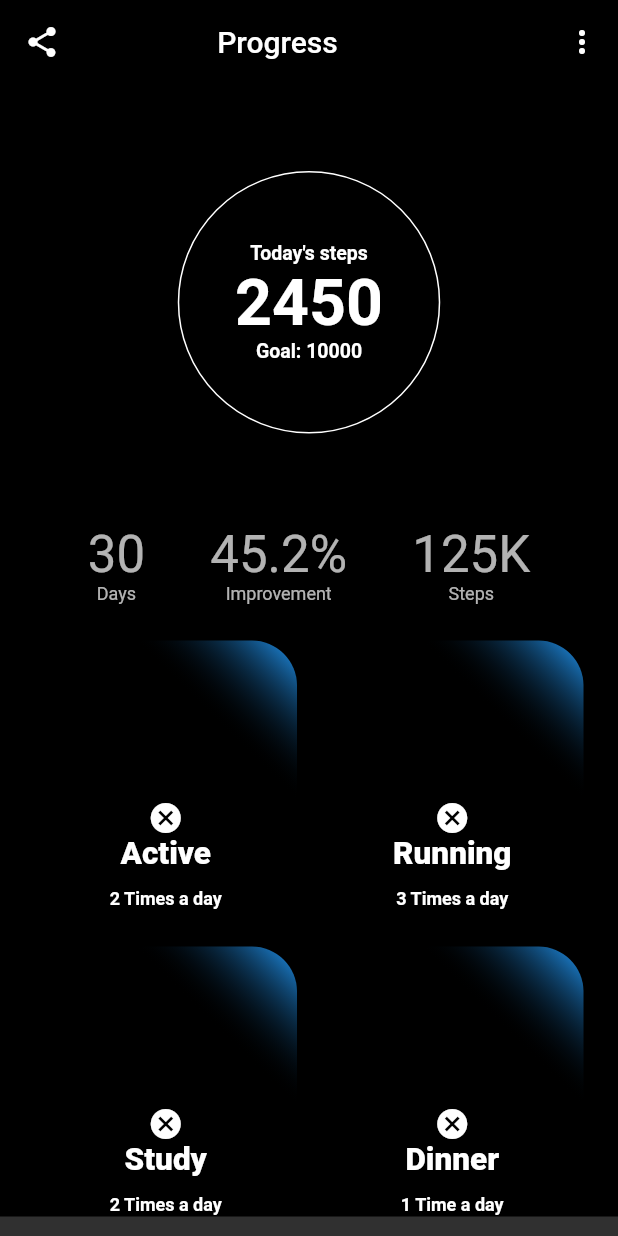
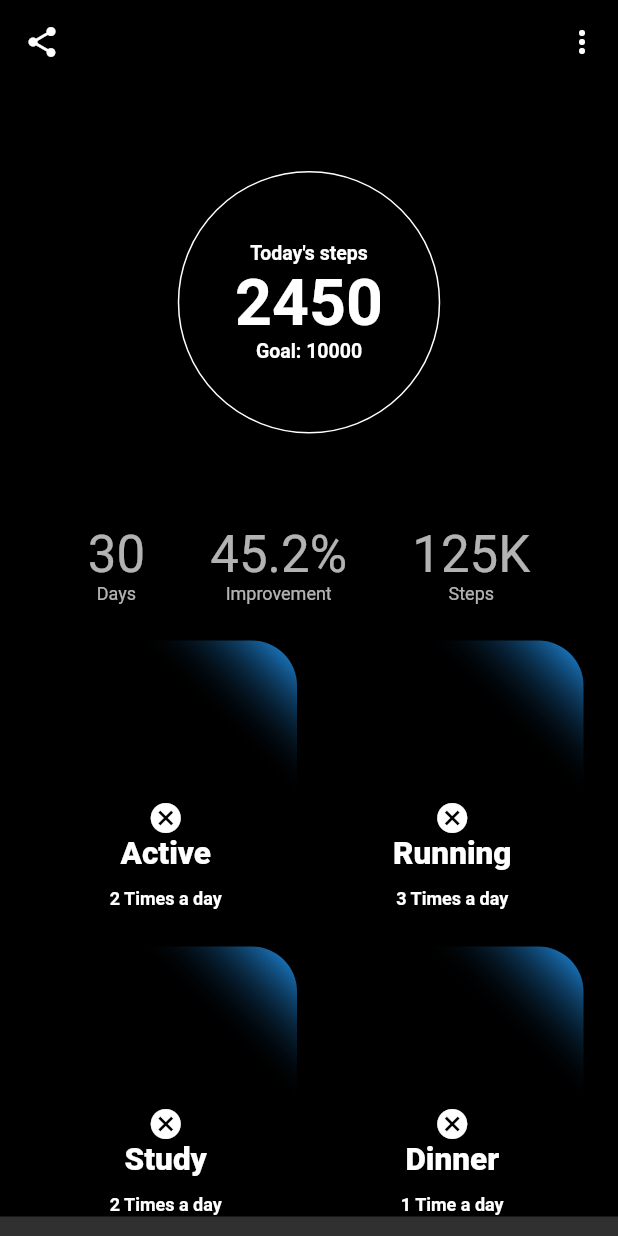
Before and after one commit to Undeadlol1/fitness_app_mockup, a Flutter app: the screen it shows after launch, on a phone screen of 412 x 824 dp. Run offline on Flutter 3.47's test engine with Material 2 defaults, Android fonts, the phone set to English and light mode, and no system bars; our stand-ins replace get; missing offline and left inert: dashbook, pixel_perfect; accounts and stored records are empty.

Commit message:
feat: :fire: removes title from MainScreen

```diff
--- a/lib/screens/main_screen.dart
+++ b/lib/screens/main_screen.dart
@@ -10,7 +10,6 @@ class MainScreen extends StatelessWidget {
   @override
   Widget build(BuildContext context) {
     return Layout(
-      title: 'Progress',
       child: Column(
         children: [
           StepsCounter(),
--- a/lib/widgets/layout.dart
+++ b/lib/widgets/layout.dart
@@ -8,7 +8,7 @@ class Layout extends StatelessWidget {
   final Widget child;
   const Layout({
     Key? key,
-    required this.title,
+    this.title = '',
     required this.child,
   }) : super(key: key);
 
@@ -25,7 +25,7 @@ class Layout extends StatelessWidget {
         appBar: AppBar(
           leading: Icon(Icons.share),
           backgroundColor: backGroundColor,
-          title: Center(child: Text(this.title)),
+          title: Center(child: Text(title)),
           actions: [
             _buildUserAvatar(),
             IconButton(
```
